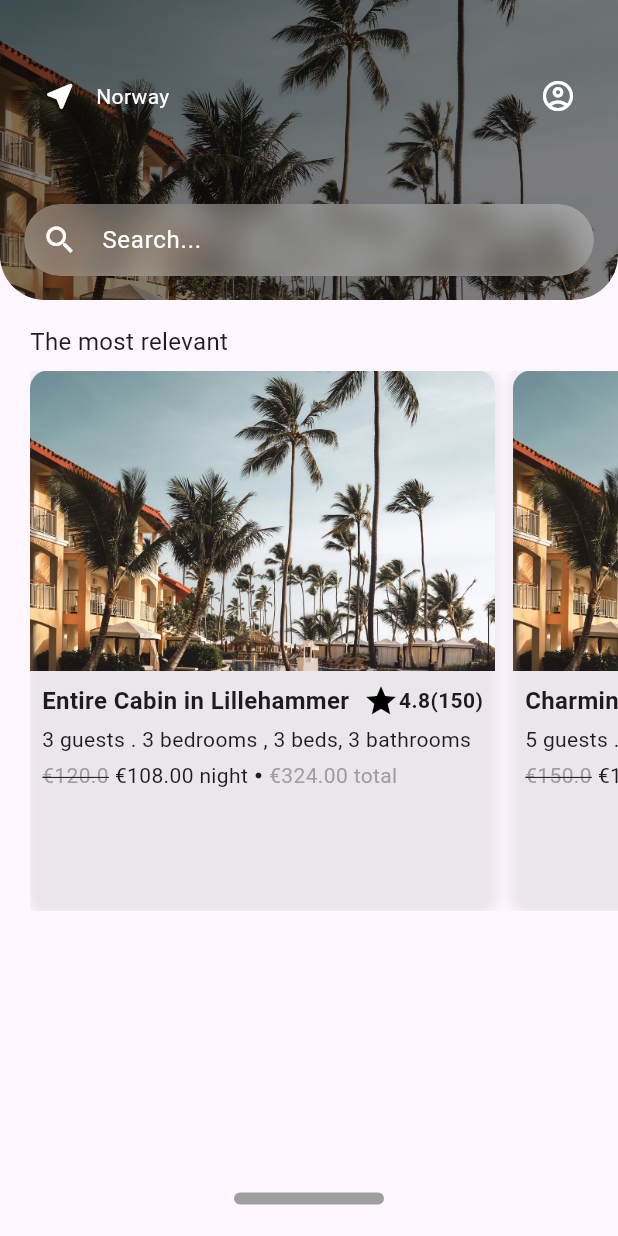
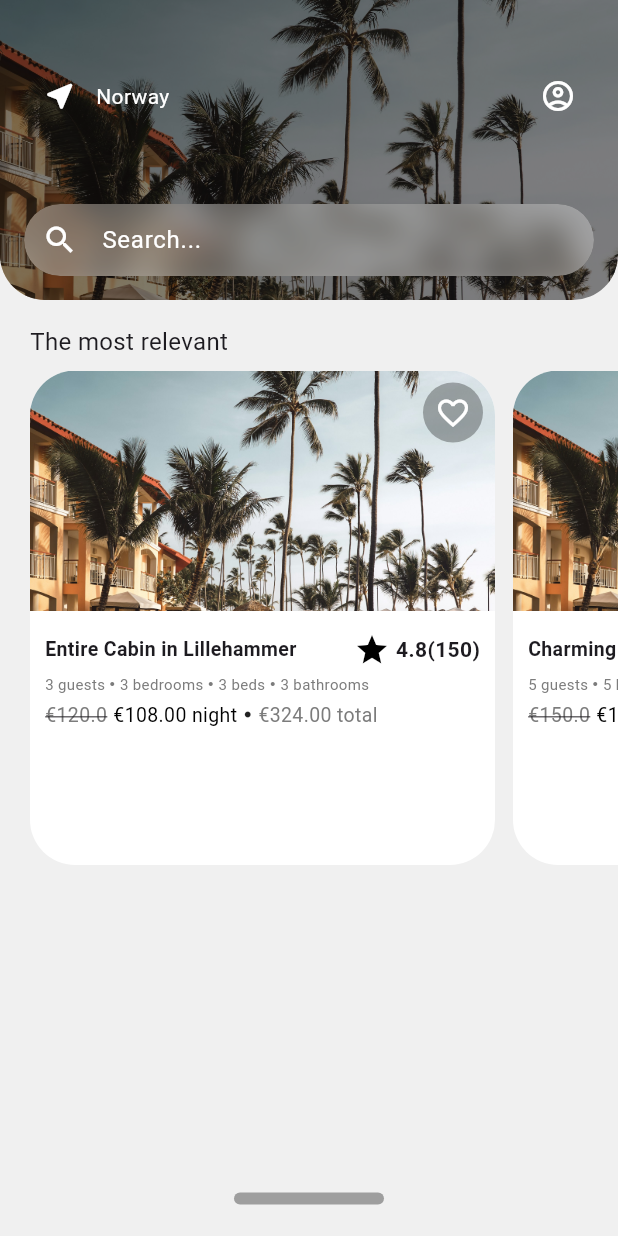
Before and after one commit to abrhame/Live-In-Hotels, a Flutter app: the screen it shows after launch, on a phone screen of 412 x 824 dp. Run offline on Flutter 3.47's test engine with Material 3 defaults, Android fonts, the phone set to English and light mode, and no system bars; our stand-ins replace chat_bubbles, shimmer.

Commit message:
enhancement[mobile]: add heart icon on the Room card

```diff
--- a/lib/presentation/screens/discover/discover.dart
+++ b/lib/presentation/screens/discover/discover.dart
@@ -1,4 +1,5 @@
 import 'package:flutter/material.dart';
+import 'package:flutter/widgets.dart';
 import 'package:live_in_hotels/presentation/screens/discover/widgets/room_list.dart';
 
 import 'widgets/app_bar_card.dart';
@@ -21,9 +22,10 @@ class _DiscoverPageState extends State<DiscoverPage> {
 
   @override
   Widget build(BuildContext context) {
-    return const Scaffold(
+    return Scaffold(
+      backgroundColor: Color.fromARGB(255, 240, 240, 240),
       appBar: CustomAppBar(height: 200.0),
-      body: Padding(
+      body: Container(
         padding: EdgeInsets.only(left: 20.0),
         child: Column(
           mainAxisAlignment: MainAxisAlignment.start,
--- a/lib/presentation/screens/discover/widgets/room_list.dart
+++ b/lib/presentation/screens/discover/widgets/room_list.dart
@@ -3,81 +3,141 @@ import 'package:flutter/material.dart';
 import '../../../../datasources/local/dummy_data.dart';
 import 'room_bottom_detail.dart';
 
-class RoomCard extends StatelessWidget {
+class RoomCard extends StatefulWidget {
   final Room room;
 
   const RoomCard({super.key, required this.room});
 
   @override
+  _RoomCardState createState() => _RoomCardState();
+}
+
+class _RoomCardState extends State<RoomCard> {
+  bool isFavorite = false;
+
+  @override
   Widget build(BuildContext context) {
-    double discountedPrice = room.price * 0.9; // Example discount of 10%
-    double totalPrice = discountedPrice * room.numberOfNights;
+    double discountedPrice = widget.room.price * 0.9; // Example discount of 10%
+    double totalPrice = discountedPrice * widget.room.numberOfNights;
 
     return GestureDetector(
-      onTap: () => _showRoomDetails(context, room),
+      onTap: () => _showRoomDetails(context, widget.room),
       child: Container(
         width: 310,
         margin: const EdgeInsets.only(right: 12.0),
         decoration: BoxDecoration(
-          borderRadius: BorderRadius.circular(12.0),
-          boxShadow: [
-            BoxShadow(
-              color: Colors.grey.withOpacity(0.2),
-              blurRadius: 6.0,
-              spreadRadius: 2.0,
-            ),
-          ],
+          color: Colors.white,
+          borderRadius: BorderRadius.circular(30.0),
         ),
         child: ClipRRect(
-          borderRadius: BorderRadius.circular(12.0),
+          borderRadius: BorderRadius.circular(30.0),
+          child: Stack(
+            children: [
+              Column(
+                crossAxisAlignment: CrossAxisAlignment.start,
+                children: [
+                  Image.asset(widget.room.imageUrls[0],
+                      fit: BoxFit.cover, height: 160, width: double.infinity),
+                  Padding(
+                    padding: const EdgeInsets.all(10.0),
                     child: Column(
                       crossAxisAlignment: CrossAxisAlignment.start,
                       children: [
-              Image.asset(room.imageUrls[0],
-                  fit: BoxFit.cover, height: 200, width: double.infinity),
-              Padding(
-                padding: const EdgeInsets.all(8.0),
-                child: Column(
-                  crossAxisAlignment: CrossAxisAlignment.start,
-                  children: [
+                        const SizedBox(height: 4.0),
                         Row(
                           mainAxisAlignment: MainAxisAlignment.spaceBetween,
                           children: [
                             Text(
-                          room.name,
+                              widget.room.name,
                               style: const TextStyle(
-                              fontSize: 16.0, fontWeight: FontWeight.bold),
+                                  fontSize: 13.0, fontWeight: FontWeight.bold),
                             ),
                             Row(
                               children: [
                                 const Icon(Icons.star, color: Colors.black),
+                                const SizedBox(width: 4.0),
                                 Text(
-                              '${room.rating}(${room.reviewCount})',
-                              style:
-                                  const TextStyle(fontWeight: FontWeight.bold),
+                                  '${widget.room.rating}(${widget.room.reviewCount})',
+                                  style: const TextStyle(
+                                      fontWeight: FontWeight.bold),
                                 ),
                               ],
                             ),
                           ],
                         ),
                         const SizedBox(height: 4.0),
+                        Row(
+                          children: [
                             Text(
-                        '${room.numberOfNights} guests . ${room.numberOfNights} bedrooms , ${room.numberOfNights} beds, ${room.numberOfNights} bathrooms'),
+                              '${widget.room.numberOfNights} guests ',
+                              style: TextStyle(
+                                  fontSize: 10,
+                                  color:
+                                      const Color.fromARGB(255, 124, 124, 124)),
+                            ),
+                            const Icon(
+                              Icons.fiber_manual_record,
+                              size: 4,
+                              color: Color.fromARGB(255, 124, 124, 124),
+                            ),
+                            const SizedBox(width: 3),
+                            Text(
+                              '${widget.room.numberOfNights} bedrooms',
+                              style: TextStyle(
+                                  fontSize: 10,
+                                  color:
+                                      const Color.fromARGB(255, 124, 124, 124)),
+                            ),
+                            const SizedBox(width: 3),
+                            const Icon(
+                              Icons.fiber_manual_record,
+                              size: 4,
+                              color: Color.fromARGB(255, 124, 124, 124),
+                            ),
+                            const SizedBox(width: 3),
+                            Text(
+                              '${widget.room.numberOfNights} beds',
+                              style: TextStyle(
+                                  fontSize: 10,
+                                  color:
+                                      const Color.fromARGB(255, 124, 124, 124)),
+                            ),
+                            const SizedBox(width: 3),
+                            const Icon(
+                              Icons.fiber_manual_record,
+                              size: 4,
+                              color: Color.fromARGB(255, 124, 124, 124),
+                            ),
+                            const SizedBox(width: 3),
+                            Text(
+                              '${widget.room.numberOfNights} bathrooms',
+                              style: TextStyle(
+                                  fontSize: 10,
+                                  color:
+                                      const Color.fromARGB(255, 124, 124, 124)),
+                            ),
+                          ],
+                        ),
                         const SizedBox(height: 4.0),
                         Row(
                           children: [
                             Text(
-                          '€${room.price}',
+                              '€${widget.room.price}',
                               style: const TextStyle(
+                                fontSize: 13,
                                 decoration: TextDecoration.lineThrough,
-                            color: Colors.grey,
+                                color: Color.fromARGB(255, 124, 124, 124),
                               ),
                             ),
                             const SizedBox(width: 4.0),
-                        Text('€${discountedPrice.toStringAsFixed(2)} night'),
-                        const SizedBox(
-                          width: 4,
+                            Text(
+                              '€${discountedPrice.toStringAsFixed(2)} night',
+                              style: TextStyle(
+                                fontSize: 13,
+                                color: Colors.black,
                               ),
+                            ),
+                            const SizedBox(width: 4),
                             const Icon(
                               Icons.fiber_manual_record,
                               size: 6,
@@ -85,11 +145,38 @@ class RoomCard extends StatelessWidget {
                             const SizedBox(width: 4.0),
                             Text(
                               '€${totalPrice.toStringAsFixed(2)} total',
-                          style: const TextStyle(color: Colors.grey),
+                              style: const TextStyle(
+                                color: Color.fromARGB(255, 124, 124, 124),
+                                fontSize: 13,
+                              ),
                             ),
                           ],
                         ),
                       ],
+                    ),
+                  ),
+                ],
+              ),
+              Positioned(
+                top: 8.0,
+                right: 8.0,
+                child: GestureDetector(
+                  onTap: () {
+                    setState(() {
+                      isFavorite = !isFavorite;
+                    });
+                  },
+                  child: Container(
+                    padding: const EdgeInsets.all(8.0),
+                    decoration: BoxDecoration(
+                      shape: BoxShape.circle,
+                      color: Colors.black.withOpacity(0.3),
+                    ),
+                    child: Icon(
+                      isFavorite ? Icons.favorite : Icons.favorite_outline,
+                      color: isFavorite ? Colors.red : Colors.white,
+                    ),
+                  ),
                 ),
               ),
             ],
@@ -117,8 +204,9 @@ class RoomList extends StatelessWidget {
 
   @override
   Widget build(BuildContext context) {
+    double screenHeight = MediaQuery.of(context).size.height;
     return SizedBox(
-      height: 360,
+      height: screenHeight * 0.4,
       child: ListView.builder(
         scrollDirection: Axis.horizontal,
         itemCount: dummyRooms.length,
```
Lines whose indentation alone changed are shown as unchanged.
